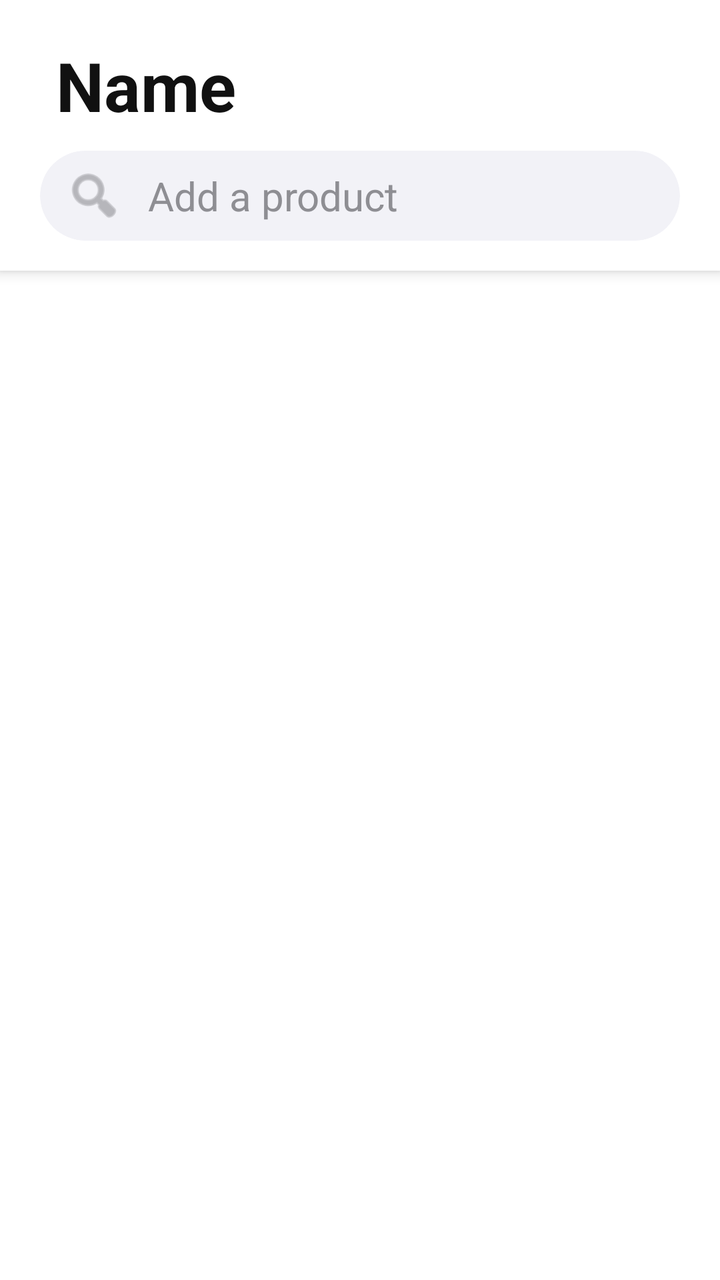
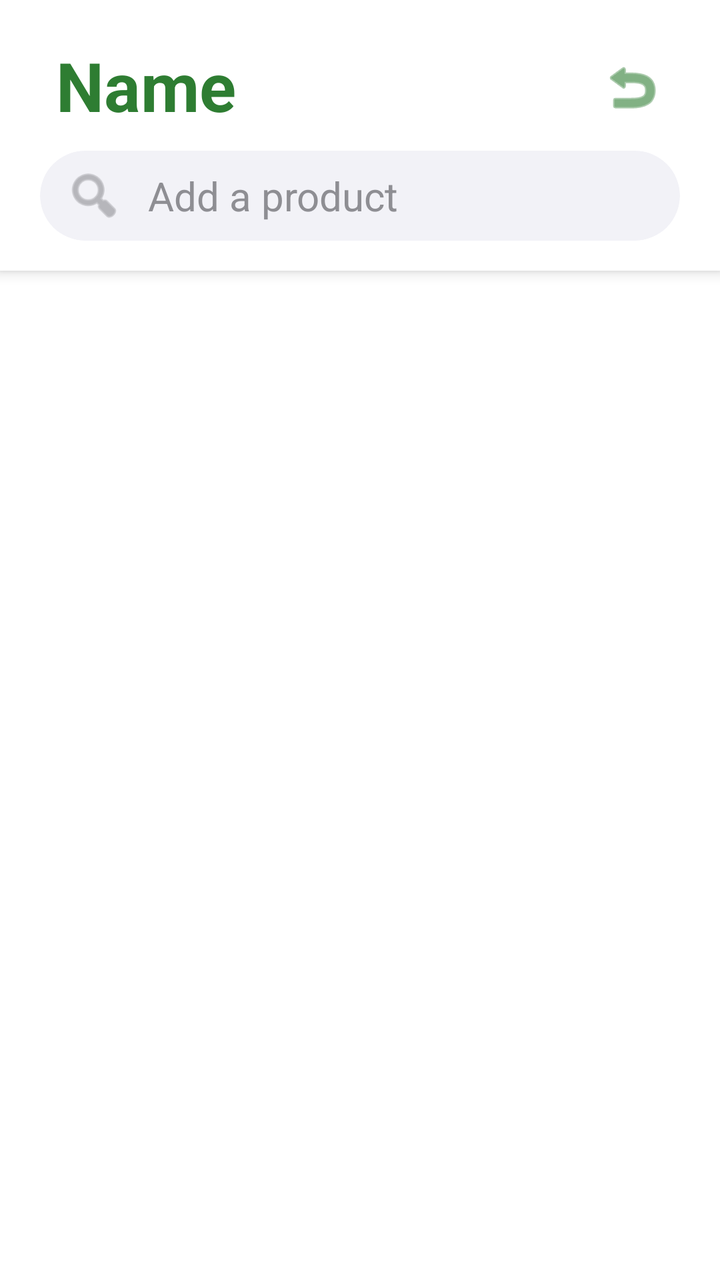

An Android layout rendered at two revisions. The XML below is the earlier revision; the diff shows what the commit changed to produce the second picture.
<!-- AndroidManifest.xml: application theme Theme.SafelystApp -->
<!-- res/layout/shopping_list_selected.xml -->
<?xml version="1.0" encoding="utf-8"?>
<androidx.coordinatorlayout.widget.CoordinatorLayout xmlns:android="http://schemas.android.com/apk/res/android"
    android:layout_width="match_parent"
    android:layout_height="match_parent"
    xmlns:app="http://schemas.android.com/apk/res-auto"
    android:background="#FFFFFF">

    <com.google.android.material.appbar.AppBarLayout
        android:layout_width="match_parent"
        android:layout_height="wrap_content"
        android:background="#FFFFFF"
        android:elevation="0dp">

        <LinearLayout
            android:layout_width="match_parent"
            android:layout_height="wrap_content"
            android:orientation="vertical"
            android:paddingTop="20dp"
            android:paddingHorizontal="20dp"
            android:paddingBottom="15dp">

            <LinearLayout
                android:layout_width="match_parent"
                android:layout_height="wrap_content"
                android:orientation="horizontal">

                <EditText
                    android:id="@+id/listSelectedTitle"
                    android:layout_width="wrap_content"
                    android:layout_height="wrap_content"
                    android:layout_weight="1"
                    android:text="Name"
                    android:paddingBottom="10dp"
                    android:paddingTop="0dp"
                    android:paddingStart="8dp"
                    android:textSize="34sp"
                    android:textStyle="bold"
                    android:textColor="#111111"
                    android:focusableInTouchMode="true"
                    android:outlineProvider="none"
                    android:inputType="textCapSentences"
                    android:imeOptions="actionDone"
                    android:background="@android:color/transparent"/>

                <ImageButton
                    android:id="@+id/undoButton"
                    android:layout_width="40dp"
                    android:layout_height="40dp"
                    android:paddingEnd="8dp"
                    android:src="@android:drawable/ic_menu_revert"
                    android:background="?attr/selectableItemBackgroundBorderless"
                    app:tint="#2E7D32"
                    android:visibility="gone"/>

            </LinearLayout>


            <androidx.cardview.widget.CardView
                android:layout_width="match_parent"
                android:layout_height="45dp"
                app:cardBackgroundColor="#F2F2F7"
                app:cardCornerRadius="70dp"
                app:cardElevation="0dp">

                <LinearLayout
                    android:layout_width="match_parent"
                    android:layout_height="match_parent"
                    android:gravity="center_vertical"
                    android:paddingHorizontal="12dp">

                    <ImageView
                        android:layout_width="30dp"
                        android:layout_height="30dp"
                        android:src="@android:drawable/ic_menu_search"
                        app:tint="#8E8E93"/>

                    <EditText
                        android:id="@+id/searchProductEditText"
                        android:layout_width="match_parent"
                        android:layout_height="match_parent"
                        android:background="@android:color/transparent"
                        android:hint="Add a product"
                        android:paddingStart="12dp"
                        android:textSize="20sp"
                        android:imeOptions="actionSearch"
                        android:inputType="text"
                        android:textColorHint="#8E8E93"/>
                </LinearLayout>
            </androidx.cardview.widget.CardView>
        </LinearLayout>
    </com.google.android.material.appbar.AppBarLayout>

    
    <androidx.recyclerview.widget.RecyclerView
        android:id="@+id/recyclerViewItems"
        android:layout_width="match_parent"
        android:layout_height="match_parent"
        app:layout_behavior="@string/appbar_scrolling_view_behavior"
        android:paddingTop="10dp"
        android:clipToPadding="false" />

</androidx.coordinatorlayout.widget.CoordinatorLayout>
<!-- resources referenced by this layout -->
<resources>
  <style name="Theme.SafelystApp" parent="Theme.MaterialComponents.DayNight.DarkActionBar">
          
          <item name="colorPrimary">@color/purple_500</item>
          <item name="colorPrimaryVariant">@color/purple_700</item>
          <item name="colorOnPrimary">@color/white</item>
          
          <item name="colorSecondary">@color/teal_200</item>
          <item name="colorSecondaryVariant">@color/teal_700</item>
          <item name="colorOnSecondary">@color/black</item>
          
          <item name="android:statusBarColor">?attr/colorPrimaryVariant</item>
          
      </style>
  <color name="purple_500">#FF6200EE</color>
  <color name="purple_700">#FF3700B3</color>
  <color name="white">#FFFFFFFF</color>
  <color name="teal_200">#FF03DAC5</color>
  <color name="teal_700">#FF018786</color>
  <color name="black">#FF000000</color>
</resources>

<!-- the commit's change to res/layout/shopping_list_selected.xml (unified diff, before → after) -->
@@ -35,7 +35,7 @@
                     android:paddingStart="8dp"
                     android:textSize="34sp"
                     android:textStyle="bold"
-                    android:textColor="#111111"
+                    android:textColor="#2E7D32"
                     android:focusableInTouchMode="true"
                     android:outlineProvider="none"
                     android:inputType="textCapSentences"
@@ -47,10 +47,11 @@
                     android:layout_width="40dp"
                     android:layout_height="40dp"
                     android:paddingEnd="8dp"
+                    android:paddingTop="7dp"
                     android:src="@android:drawable/ic_menu_revert"
                     android:background="?attr/selectableItemBackgroundBorderless"
                     app:tint="#2E7D32"
-                    android:visibility="gone"/>
+                    />
 
             </LinearLayout>
 
